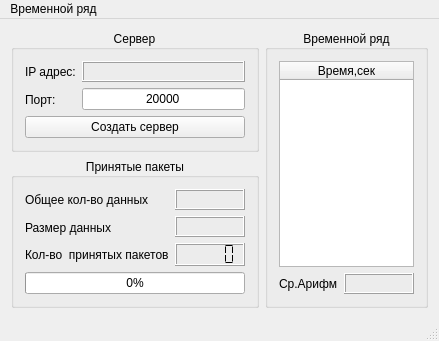
Qt form tcp_server/mainwindow.ui (svetloffyaroslav/HurstBurst) before a commit.
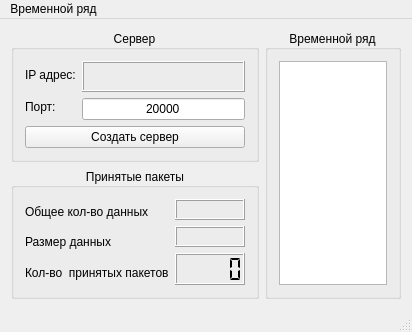
The same form after that commit.

```diff
--- a/tcp_server/mainwindow.ui
+++ b/tcp_server/mainwindow.ui
@@ -107,61 +107,8 @@
        <set>Qt::AlignCenter</set>
       </property>
       <layout class="QGridLayout" name="gridLayout_8">
-       <item row="1" column="0">
-        <widget class="QLabel" name="label_5">
-         <property name="text">
-          <string>Ср.Арифм</string>
-         </property>
-        </widget>
-       </item>
-       <item row="1" column="1">
-        <widget class="QLabel" name="label_AvirageTime">
-         <property name="minimumSize">
-          <size>
-           <width>70</width>
-           <height>21</height>
-          </size>
-         </property>
-         <property name="frameShape">
-          <enum>QFrame::Box</enum>
-         </property>
-         <property name="frameShadow">
-          <enum>QFrame::Raised</enum>
-         </property>
-         <property name="text">
-          <string/>
-         </property>
-        </widget>
-       </item>
-       <item row="0" column="0" colspan="2">
-        <widget class="QTableWidget" name="tableWidget">
-         <property name="enabled">
-          <bool>true</bool>
-         </property>
-         <property name="minimumSize">
-          <size>
-           <width>125</width>
-           <height>0</height>
-          </size>
-         </property>
-         <property name="rowCount">
-          <number>0</number>
-         </property>
-         <attribute name="horizontalHeaderCascadingSectionResizes">
-          <bool>false</bool>
-         </attribute>
-         <attribute name="horizontalHeaderShowSortIndicator" stdset="0">
-          <bool>false</bool>
-         </attribute>
-         <attribute name="horizontalHeaderStretchLastSection">
-          <bool>true</bool>
-         </attribute>
-         <column>
-          <property name="text">
-           <string>Время,сек</string>
-          </property>
-         </column>
-        </widget>
+       <item row="0" column="0">
+        <widget class="QTextEdit" name="textEdit"/>
        </item>
       </layout>
      </widget>
@@ -277,13 +224,6 @@
          </item>
         </layout>
        </item>
-       <item row="1" column="0">
-        <widget class="QProgressBar" name="progressBar">
-         <property name="value">
-          <number>0</number>
-         </property>
-        </widget>
-       </item>
       </layout>
      </widget>
     </item>
```
